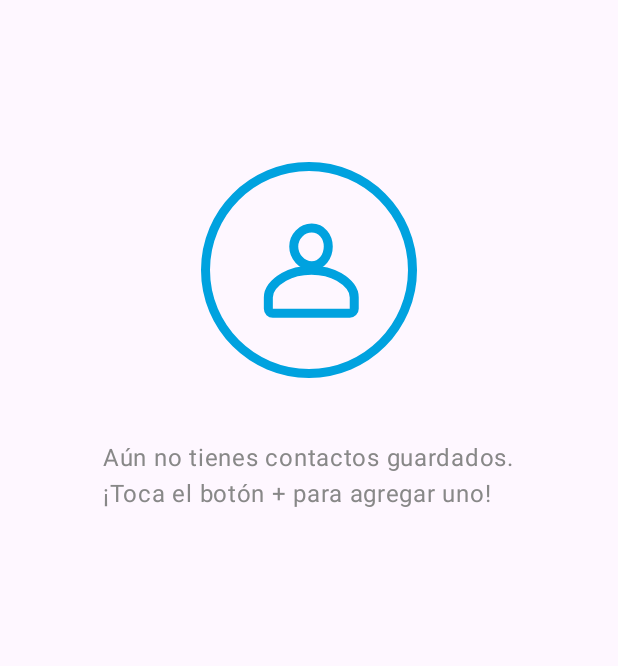
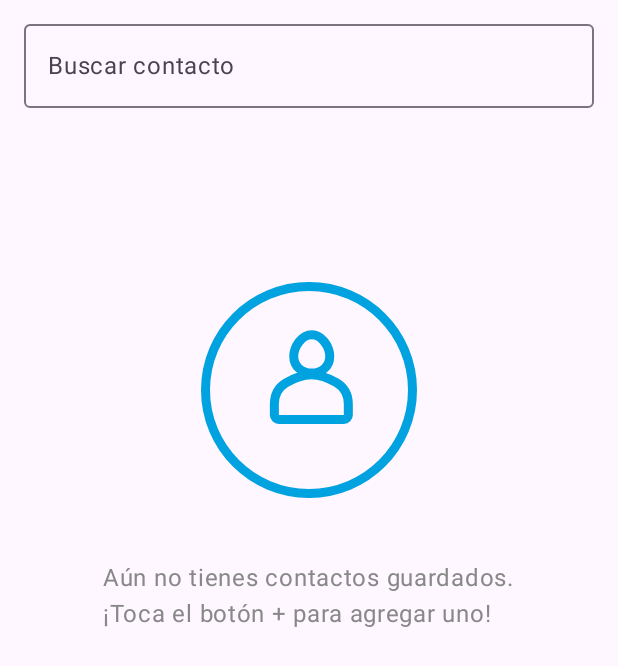
Before and after one commit to tadeo-dev789/ContactosDir, an Android app built with Jetpack Compose: the composable ContentHomeView shown on its own in the app's theme, on a phone screen of 412 x 824 dp. Shown: the top 666 px of the screen. Run offline under Robolectric (Android 15) with nearby library versions, the phone set to English and light mode, and no system bars; our stand-ins replace Dagger/Hilt's generated code; libraries missing offline, so code that uses them is left out: me.saket.swipe; missing, so only their content is drawn: SwipeableActionsBox.

Commit message:
Se agrego de forma exitosa la barra de busqueda y se forzo a que los correos esten en minusculas

```diff
--- a/app/src/main/java/com/example/contactosdir/components/BodyComponents.kt
+++ b/app/src/main/java/com/example/contactosdir/components/BodyComponents.kt
@@ -41,6 +41,7 @@ import androidx.compose.material.icons.filled.Call
 import androidx.compose.ui.Alignment
 import androidx.compose.ui.draw.clip
 import androidx.compose.ui.layout.ContentScale
+import androidx.compose.ui.text.style.TextOverflow
 import coil.compose.rememberAsyncImagePainter
 import coil.request.ImageRequest
 
@@ -133,7 +134,9 @@ fun ContactoCard(
                     Text(
                         text = contacto.correo,
                         fontSize = 14.sp,
-                        color = MaterialTheme.colorScheme.onSurfaceVariant
+                        color = MaterialTheme.colorScheme.onSurfaceVariant,
+                        maxLines = 1,
+                        overflow = TextOverflow.Ellipsis
                     )
                 }
             }
--- a/app/src/main/java/com/example/contactosdir/views/AddView.kt
+++ b/app/src/main/java/com/example/contactosdir/views/AddView.kt
@@ -180,7 +180,7 @@ fun ContentAddView(
                         nombre = nombre.trim(),
                         apellidoPaterno = apellidoPaterno.trim(),
                         apellidoMaterno = apellidoMaterno.trim(),
-                        correo = correo.trim(),
+                        correo = correo.trim().toLowerCase(),
                         telefono = telefono.trim(),
                         domicilio = domicilio.trim(),
                         fotoUri = rutaLocal
--- a/app/src/main/java/com/example/contactosdir/views/EditView.kt
+++ b/app/src/main/java/com/example/contactosdir/views/EditView.kt
@@ -183,7 +183,7 @@ fun ContentEditView(
                         nombre = nombre.trim(),
                         apellidoPaterno = apellidoPaterno.trim(),
                         apellidoMaterno = apellidoMaterno.trim(),
-                        correo = correo.trim(),
+                        correo = correo.trim().toLowerCase(),
                         telefono = telefono.trim(),
                         domicilio = domicilio.trim(),
                         fotoUri = rutaLocal
--- a/app/src/main/java/com/example/contactosdir/views/HomeView.kt
+++ b/app/src/main/java/com/example/contactosdir/views/HomeView.kt
@@ -1,6 +1,5 @@
 package com.example.contactosdir.views
 
-import androidx.compose.foundation.Image
 import androidx.compose.foundation.layout.*
 import androidx.compose.foundation.lazy.LazyColumn
 import androidx.compose.foundation.lazy.items
@@ -14,7 +13,6 @@ import androidx.compose.ui.Modifier
 import androidx.compose.ui.draw.scale
 import androidx.compose.ui.graphics.Color
 import androidx.compose.ui.graphics.vector.rememberVectorPainter
-import androidx.compose.ui.res.painterResource
 import androidx.compose.ui.unit.dp
 import androidx.navigation.NavController
 import com.example.contactosdir.components.ContactoCard
@@ -23,7 +21,6 @@ import com.example.contactosdir.components.MainTitle
 import com.example.contactosdir.viewModels.ContactoViewModel
 import me.saket.swipe.SwipeAction
 import me.saket.swipe.SwipeableActionsBox
-
 import com.airbnb.lottie.compose.*
 import com.example.contactosdir.R
 
@@ -58,12 +55,28 @@ fun ContentHomeView(
     navController: NavController,
     contactosVM: ContactoViewModel
 ) {
+    var searchText by remember { mutableStateOf("") }
+    val allContactos by contactosVM.contactosList.collectAsState()
+    val contactosList = allContactos.filter {
+        it.nombre.contains(searchText, ignoreCase = true) ||
+                it.apellidoPaterno.contains(searchText, ignoreCase = true) ||
+                it.telefono.contains(searchText)
+    }
+
     Column(
         modifier = Modifier
             .padding(paddingValues)
             .fillMaxSize()
     ) {
-        val contactosList by contactosVM.contactosList.collectAsState()
+        OutlinedTextField(
+            value = searchText,
+            onValueChange = { searchText = it },
+            label = { Text("Buscar contacto") },
+            modifier = Modifier
+                .fillMaxWidth()
+                .padding(horizontal = 16.dp, vertical = 8.dp),
+            singleLine = true
+        )
 
         if (contactosList.isEmpty()) {
             Column(
```
